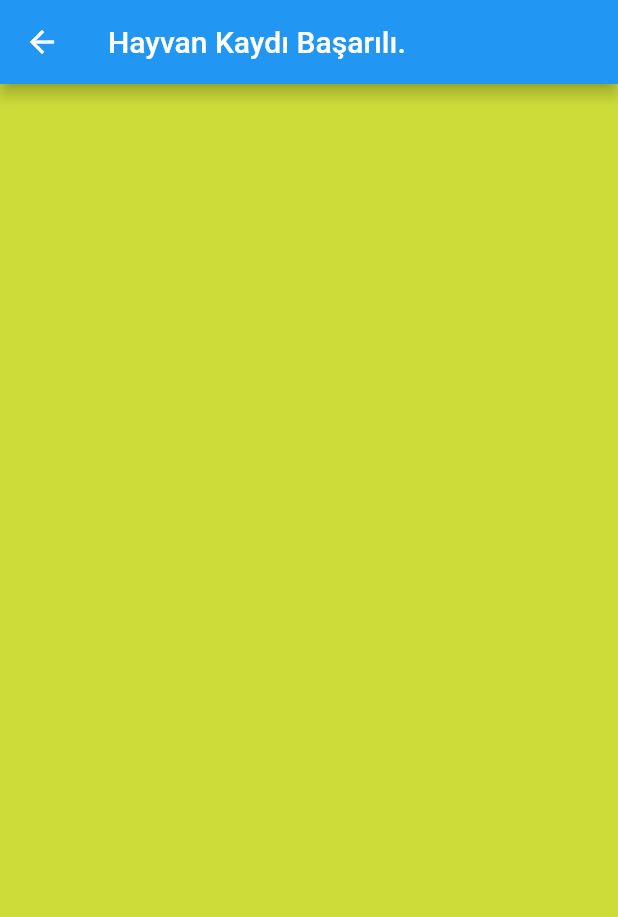
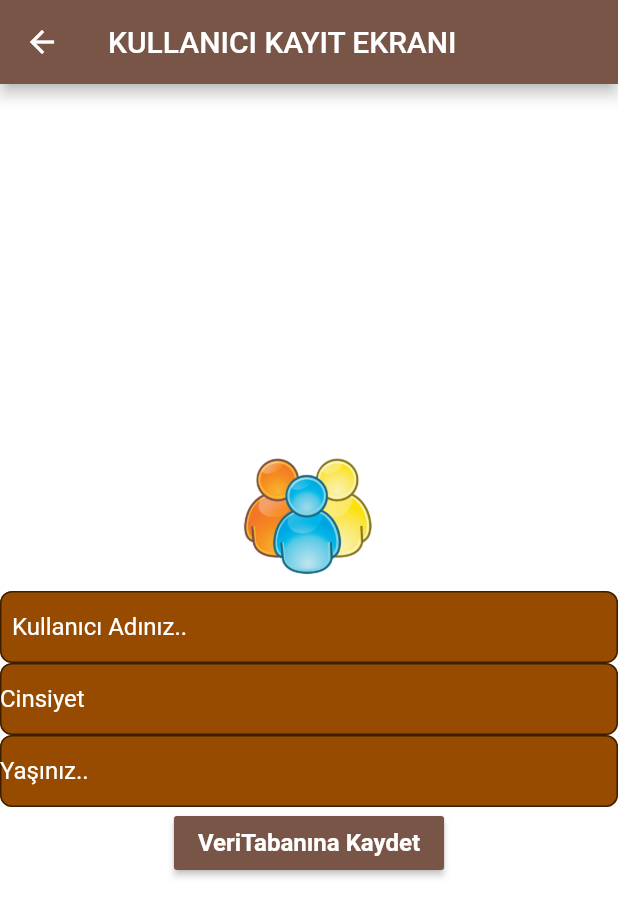
Before and after one commit to ibrahimseven06/hayvanlar, a Flutter app: the hayvankayit screen opened directly, on a phone screen of 412 x 824 dp. Shown: the top 917 px of the screen. Run offline on Flutter 3.47's test engine with Material 2 defaults, Android fonts, the phone set to English and light mode, and no system bars; our stand-ins replace animated_text_kit, firebase_core, firebase_database, fl_chart, google_fonts; accounts and stored records are empty.

Commit message:
ilk commit

```diff
--- /dev/null
+++ b/lib/bocekler.dart
@@ -0,0 +1,116 @@
+import 'dart:math';
+
+import 'package:flutter/material.dart';
+import 'package:hayvanlar/Anasayfa.dart';
+
+class Kuslar extends StatefulWidget {
+  @override
+  _KuslarState createState() => _KuslarState();
+}
+
+class _KuslarState extends State<Kuslar> {
+
+  String adSoyad = '';
+
+  int hayvanNo = 1;
+  List<String> hayvan_aciklama=[
+    'KAZ',
+    'BAYKUŞ',
+    'CİVCİV',
+    'GÜVERCİN',
+    'ARI KUŞU',
+    'HOROZ',
+    'KARGA',
+    'LEYLEK',
+    'ÖRDEK',
+    'PAPAĞAN',
+    'PENGUEN',
+    'TAVUK',
+
+  ];
+
+  @override
+  Widget build(BuildContext context) {
+
+    var data = [];
+    data = ModalRoute.of(context).settings.arguments;
+    adSoyad = data[0];
+
+    return MaterialApp(
+      debugShowCheckedModeBanner: false,
+      home: Scaffold(
+        appBar: AppBar(
+
+          centerTitle: true,
+          backgroundColor: Colors.lightBlueAccent,
+
+          title: Text('KUŞLAR'),
+        ),
+        body: Center(
+          child: Column(
+            children: <Widget>[
+
+              Expanded(
+                child: Padding(
+                  padding: const EdgeInsets.all(8.0),
+                  child: FlatButton(
+                    //color: Colors.white,
+                    padding: const EdgeInsets.all(0.0),
+                    highlightColor: Colors.white,
+                    splashColor: Colors.white,
+                    onPressed: () {
+                      setState(() {
+                        hayvanNo=Random().nextInt(12)+1;
+
+                      });
+
+                      // var aciklama='Arıkuşu hakkında bilgi verilecek...';
+                    },
+                    child: Image.asset('Resimler/Kuslar/hayvan_$hayvanNo.jpg'),
+                  ),
+                ),
+              ),
+              Container(
+                  width: 400,
+                  child: Divider(height: 5, color: Colors.black)),
+              Text(
+                hayvan_aciklama[hayvanNo-1],
+                style: TextStyle(fontSize: 20),
+              ),
+              Padding(
+                padding: const EdgeInsets.symmetric(vertical: 16.0),
+                child: ElevatedButton(
+                  style: ButtonStyle(
+                    backgroundColor: MaterialStateProperty.resolveWith<Color>(
+                          (Set<MaterialState> states) {
+                        if (states.contains(MaterialState.pressed))
+                          return Colors.green;
+                        return null; // Use the component's default.
+                      },
+                    ),
+                  ),
+
+
+                  onPressed: () {
+                    //Navigator.pushNamed(context, '/Anasayfa');
+
+                    Navigator.push(
+                      context,
+                      MaterialPageRoute(
+                        builder: (context) => Anasayfam(),
+                        settings: RouteSettings(
+                          arguments: data,
+                        ),
+                      ),
+                    );
+                  },
+                  child: Text('Anasayfaya Dön'),
+                ),
+              ),
+            ],
+          ),
+        ),
+      ),
+    );
+  }
+}
--- a/lib/hayvankayit.dart
+++ /dev/null
@@ -1,84 +0,0 @@
-import 'dart:collection';
-import 'package:firebase_database/firebase_database.dart';
-import 'package:flutter/material.dart';
-import 'package:firebase_core/firebase_core.dart';
-
-void main() {
-  runApp(MyApp());
-}
-
-class MyApp extends StatelessWidget {
-  @override
-  Widget build(BuildContext context) {
-    return MaterialApp(
-      title: 'Flutter Demo',
-      debugShowCheckedModeBanner: false,
-      theme: ThemeData(
-        primarySwatch: Colors.red,
-        visualDensity: VisualDensity.adaptivePlatformDensity,
-      ),
-      home: hayvankayit(title: 'Flutter Demo Home Page'),
-    );
-  }
-}
-
-class hayvankayit extends StatefulWidget {
-  hayvankayit({Key key, this.title}) : super(key: key);
-
-  final String title;
-
-  @override
-  _hayvankayitState createState() => _hayvankayitState();
-}
-
-class _hayvankayitState extends State<hayvankayit> {
-
-  var refHayvanlar = FirebaseDatabase.instance.reference().child("Hayvanlar_Tablosu");
-
-  Future<void> hayvanEkle() async {
-    var bilgi = HashMap<String,dynamic>();
-    bilgi["hayvan_ad"] = "Koyun";
-    bilgi["hayvan_cinsi"] = "Erkek";
-    bilgi["hayvan_tur"] = "Memeli";
-    refHayvanlar.push().set(bilgi);
-  }
-  Future<void> hayvanSil() async {
-    refHayvanlar.child("-McvYz77XELLHKlVyhIR").remove();
-  }
-
-  Future<void> hayvanGuncelle() async {
-    var guncelbilgi = HashMap<String,dynamic>();
-    guncelbilgi["hayvan_ad"] = "Keçi";
-    guncelbilgi["hayvan_Cinsi"] = "Dişi";
-    guncelbilgi["hayvan_tur"] = "Memeli";
-
-    refHayvanlar.child("-MNJxnDhaVhfjU2v0suR").update(guncelbilgi);
-  }
-
-
-  @override
-  void initState() {
-    // TODO: implement initState
-    super.initState();
-    hayvanEkle();
-    //hayvanSil();
-    //hayvanGuncelle();
-  }
-  @override
-  Widget build(BuildContext context) {
-    return Scaffold(
-      appBar: AppBar(
-        title: Text('Hayvan Kaydı Başarılı.'),
-      ),
-      body: Center(
-        child: Column(
-          mainAxisAlignment: MainAxisAlignment.center,
-          children: <Widget>[
-
-          ],
-        ),
-      ),
-
-    );
-  }
-}
--- a/lib/hayvanlar.dart
+++ b/lib/hayvanlar.dart
@@ -1,11 +1,11 @@
 class Hayvan {
-  String hayvan_ad;
-  String hayvan_cinsi;
-  String hayvan_tur;
+  String kullanici_ad;
+  String kullanici_cinsi;
+  String kullanici_yas;
 
-  Hayvan(this.hayvan_ad, this.hayvan_tur, this.hayvan_cinsi);
+  Hayvan(this.kullanici_ad, this.kullanici_cinsi, this.kullanici_yas);
 
   factory Hayvan.fromJson(Map<dynamic,dynamic> json){
-    return Hayvan(json["hayvan_ad"] as String, json["hayvan_tur"] as String, json["hayvan_cinsi"] as String);
+    return Hayvan(json["kullanici_ad"] as String, json["kullanici_cinsi"] as String, json["kullanici_yas"] as String);
   }
 }
--- /dev/null
+++ b/lib/kullanicikayit.dart
@@ -0,0 +1,158 @@
+import 'dart:collection';
+import 'package:firebase_database/firebase_database.dart';
+import 'package:flutter/material.dart';
+import 'package:firebase_core/firebase_core.dart';
+
+void main() {
+  runApp(MyApp());
+}
+
+class MyApp extends StatelessWidget {
+  @override
+  Widget build(BuildContext context) {
+    return MaterialApp(
+      title: 'Flutter Demo',
+      debugShowCheckedModeBanner: false,
+      theme: ThemeData(
+        primarySwatch: Colors.red,
+        visualDensity: VisualDensity.adaptivePlatformDensity,
+      ),
+      home: hayvankayit(title: 'Flutter Demo Home Page'),
+    );
+  }
+}
+
+class hayvankayit extends StatefulWidget {
+  hayvankayit({Key key, this.title}) : super(key: key);
+
+  final String title;
+
+  @override
+  _hayvankayitState createState() => _hayvankayitState();
+}
+
+class _hayvankayitState extends State<hayvankayit> {
+
+  var refHayvanlar = FirebaseDatabase.instance.reference().child("Yeni Kullanıcı Kaydı");
+
+  Future<void> hayvanEkle() async {
+    var bilgi = HashMap<String,dynamic>();
+    bilgi["kullanici_ad"] = "İbrahim SEVEN";
+    bilgi["kullanici_cinsi"] = "Erkek";
+    bilgi["kullanici_yas"] = "35";
+    refHayvanlar.push().set(bilgi);
+  }
+  Future<void> hayvanSil() async {
+    refHayvanlar.child("-McvYz77XELLHKlVyhIR").remove();
+  }
+
+  Future<void> hayvanGuncelle() async {
+    var guncelbilgi = HashMap<String,dynamic>();
+    guncelbilgi["kullanici_ad"] = "Meltem Koç";
+    guncelbilgi["kullanici_cinsi"] = "bayan";
+    guncelbilgi["kullanici_yas"] = "10";
+
+    refHayvanlar.child("-MNJxnDhaVhfjU2v0suR").update(guncelbilgi);
+  }
+
+
+  @override
+  void initState() {
+    // TODO: implement initState
+    super.initState();
+    hayvanEkle();
+    //hayvanSil();
+    //hayvanGuncelle();
+  }
+  @override
+  Widget build(BuildContext context) {
+    return Scaffold(
+      backgroundColor: Colors.white,
+      appBar: AppBar(
+        title: Text('KULLANICI KAYIT EKRANI'),
+        backgroundColor: Colors.brown,
+
+      ),
+      body: Container(
+        child: Column(
+          mainAxisAlignment: MainAxisAlignment.center,
+          children:[
+
+            Image.asset("Resimler/giris_icon.png", width: 200, height: 100),
+            TextField(
+              textAlign: TextAlign.justify,
+              cursorColor: Colors.white,
+              style: TextStyle(color: Colors.white),
+              onChanged: (text) {
+
+              },
+              decoration: InputDecoration(
+                contentPadding: EdgeInsets.only(),
+                filled: true,
+                fillColor: Color(0xff964b00),
+                hintText: "  Kullanıcı Adınız..",
+                hintStyle: TextStyle(fontSize: 16.0, color: Colors.white),
+                focusColor: Color(0xffffffff),
+                border: OutlineInputBorder(
+                  borderRadius: BorderRadius.all(Radius.circular(8)),
+                ),
+              ),
+            ),
+            TextField(
+              textAlign: TextAlign.justify,
+              cursorColor: Colors.white,
+              style: TextStyle(color: Colors.white),
+              onChanged: (text) {
+
+              },
+              decoration: InputDecoration(
+                contentPadding: EdgeInsets.only(),
+                filled: true,
+                fillColor: Color(0xff964b00),
+                hintText: "Cinsiyet",
+                hintStyle: TextStyle(fontSize: 16.0, color: Colors.white),
+                focusColor: Color(0xffffffff),
+                border: OutlineInputBorder(
+                  borderRadius: BorderRadius.all(Radius.circular(8)),
+                ),
+              ),
+            ),
+            TextField(
+              textAlign: TextAlign.justify,
+              cursorColor: Colors.white,
+              style: TextStyle(color: Colors.white),
+              onChanged: (text) {
+
+              },
+              decoration: InputDecoration(
+                contentPadding: EdgeInsets.only(),
+                filled: true,
+                fillColor: Color(0xff964b00),
+                hintText: "Yaşınız..",
+                hintStyle: TextStyle(fontSize: 16.0, color: Colors.white),
+                focusColor: Color(0xffffffff),
+                border: OutlineInputBorder(
+                  borderRadius: BorderRadius.all(Radius.circular(8)),
+                ),
+              ),
+
+            ),
+            RaisedButton(
+              onPressed:() { ScaffoldMessenger.of(context).showSnackBar(
+            const SnackBar(
+            content: Text(" BAŞARI İLE KAYDEDİLDİ..."),
+            duration: Duration(seconds: 3)),
+            );},
+              color: Colors.brown,
+              child:
+              Text("VeriTabanına Kaydet",style: TextStyle(fontSize: 16.0, color: Colors.white, fontWeight: FontWeight.bold)),
+            ),
+
+          ],
+        ),
+      ),
+
+
+    );
+  }
+}
```
Also changed, not shown: lib/file_utils.dart (added, +26 -0 lines), lib/main.dart (+36 -20 lines), lib/menu.dart (+2 -16 lines), lib/hayvanDostlari.dart (renamed from lib/sokakDostlari.dart).
